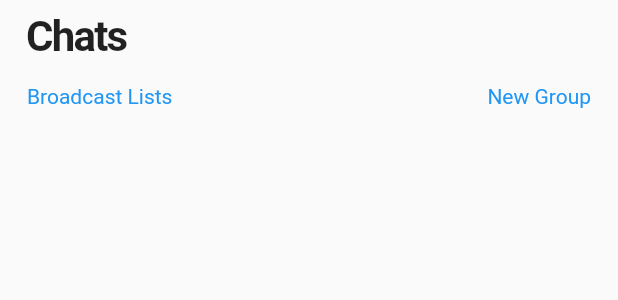
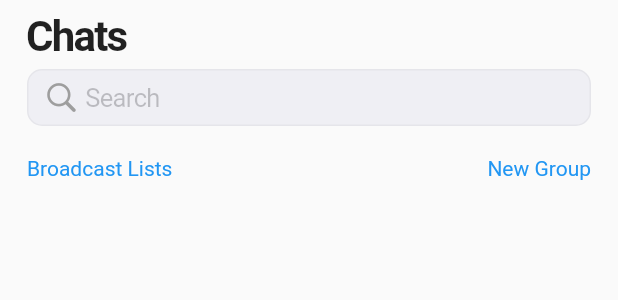
Before and after one commit to kartikbhargava11/whatsapp_clone, a Flutter app: the SearchBar widget shown alone on an empty page, opened directly, on a phone screen of 412 x 824 dp. Shown: the top 300 px of the screen. Run offline on Flutter 3.47's test engine with Material 2 defaults, Android fonts, the phone set to English and light mode, and no system bars; network calls fail.

Commit message:
refactor code

```diff
--- a/lib/widgets/search_bar.dart
+++ b/lib/widgets/search_bar.dart
@@ -1,3 +1,4 @@
+import 'package:flutter/cupertino.dart';
 import 'package:flutter/material.dart';
 
 class SearchBar extends StatelessWidget {
@@ -21,9 +22,24 @@ class SearchBar extends StatelessWidget {
           const SizedBox(
             height: 5.0,
           ),
-
+          CupertinoTextField(
+            padding: const EdgeInsets.symmetric(vertical: 8.0, horizontal: 4.0),
+            placeholder: "Search",
+            prefix: const Padding(
+              padding: EdgeInsets.only(left: 10.0),
+              child: Icon(
+                CupertinoIcons.search,
+                color: Colors.grey,
+              ),
+            ),
+            decoration: BoxDecoration(
+              color: CupertinoColors.extraLightBackgroundGray,
+              border: Border.all(color: CupertinoColors.lightBackgroundGray, width: 1.0),
+              borderRadius: BorderRadius.circular(10.0),
+            ),
+          ),
           const SizedBox(
-            height: 10.0,
+            height: 20.0,
           ),
           Row(
             children: const [
```
Also changed, not shown: lib/pages/home_screen.dart (+3 -45 lines), lib/widgets/chat_list.dart (added, +60 -0 lines).
